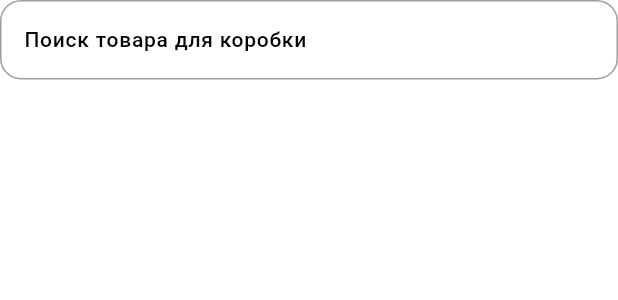
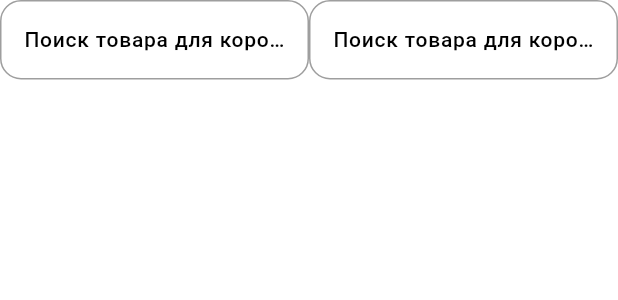
Before and after one commit to songhee24/wb_supplieses, a Flutter app: the BoxSearchInputSelector widget shown alone on an empty page, opened directly with empty values, on a phone screen of 412 x 824 dp. Shown: the top 300 px of the screen. Run offline on Flutter 3.47's test engine with Material 3 defaults, Android fonts, the phone set to English and light mode, and no system bars; our stand-ins replace bloc, cloud_firestore, equatable, file_picker, firebase_core, flutter_bloc and 2 more; missing offline and left inert: excel; accounts and stored records are empty; Roboto replaces fonts that are missing (Poppins).

Commit message:
upd search products included size

```diff
--- a/lib/features/supplieses/data/repositories/box_firestore_repository_impl.dart
+++ b/lib/features/supplieses/data/repositories/box_firestore_repository_impl.dart
@@ -14,9 +14,9 @@ class BoxFirestoreRepositoryImpl implements BoxRepository {
   BoxFirestoreRepositoryImpl({required this.boxDatasource});
 
   @override
-  Future<List<ProductEntity>> searchProducts(String query) async {
+  Future<List<ProductEntity>> searchProducts({required String query, String? size}) async {
     try {
-      final productModels = await boxDatasource.searchProducts(query);
+      final productModels = await boxDatasource.searchProducts(query: query, size: size);
       return productModels.map((model) => model.toEntity()).toList();
     } catch(e) {
       throw Exception('Failed to searchProducts by query: $e  -  query:$query');
--- a/lib/features/supplieses/domain/repositories/box_repository.dart
+++ b/lib/features/supplieses/domain/repositories/box_repository.dart
@@ -3,7 +3,7 @@ import 'package:wb_supplieses/shared/entities/product_entity.dart';
 import '../entities/box_entity.dart';
 
 abstract class BoxRepository {
-  Future<List<ProductEntity?>> searchProducts(String query);
+  Future<List<ProductEntity?>> searchProducts({required String query, String? size});
 
   Future<void> addBox({required String suppliesId, required String boxNumber,
     required List<ProductEntity> productEntities});
--- a/lib/features/supplieses/presentation/bloc/box_bloc.dart
+++ b/lib/features/supplieses/presentation/bloc/box_bloc.dart
@@ -31,7 +31,7 @@ class BoxBloc extends Bloc<BoxEvent, BoxState> {
       emit(BoxSearchLoading());
 
       try {
-        final results = await boxRepository.searchProducts(event.query);
+        final results = await boxRepository.searchProducts(query:event.query);
         emit(BoxSearchSuccess(results));
       } catch (error) {
         emit(BoxSearchError(error.toString()));
--- a/lib/features/supplieses/presentation/bloc/box_event.dart
+++ b/lib/features/supplieses/presentation/bloc/box_event.dart
@@ -7,8 +7,9 @@ sealed class BoxEvent extends Equatable {
 
 class BoxSearchProductsEvent extends BoxEvent {
   final String query;
+  final String? size;
 
-  BoxSearchProductsEvent({required this.query});
+  BoxSearchProductsEvent({required this.query, this.size});
 
   @override
   List<Object> get props => [query];
--- a/lib/features/supplieses/presentation/widgets/box/box_search_input_selector.dart
+++ b/lib/features/supplieses/presentation/widgets/box/box_search_input_selector.dart
@@ -56,7 +56,9 @@ class _BoxSearchInputSelectorState extends State<BoxSearchInputSelector> {
         : Column(
             crossAxisAlignment: CrossAxisAlignment.start,
             children: [
-              TextFormField(
+              Row(children: [
+                Expanded(
+                  child: TextFormField(
                     controller: widget.controller,
                     validator: widget.validator,
                     onChanged: (query) {
@@ -77,6 +79,32 @@ class _BoxSearchInputSelectorState extends State<BoxSearchInputSelector> {
                       labelText: 'Поиск товара для коробки',
                     ),
                   ),
+                ),
+                Expanded(
+                  child: TextFormField(
+                    controller: widget.controller,
+                    validator: widget.validator,
+                    onChanged: (query) {
+                      if (query.isNotEmpty) {
+                        setState(() {
+                          _isDropdownVisible = true;
+                        });
+                        context.read<BoxBloc>().add(
+                          BoxSearchProductsEvent(query: query),
+                        );
+                      } else {
+                        setState(() {
+                          _isDropdownVisible = false;
+                        });
+                      }
+                    },
+                    decoration: const InputDecoration(
+                      labelText: 'Поиск товара для коробки',
+                    ),
+                  ),
+                ),
+              ],),
+
               if (_isDropdownVisible)
                 BlocBuilder<BoxBloc, BoxState>(
                   builder: (context, state) {
```
Also changed, not shown: lib/features/supplieses/data/datasources/box_datasource.dart (+24 -7 lines). Lines whose indentation alone changed are shown as unchanged.
